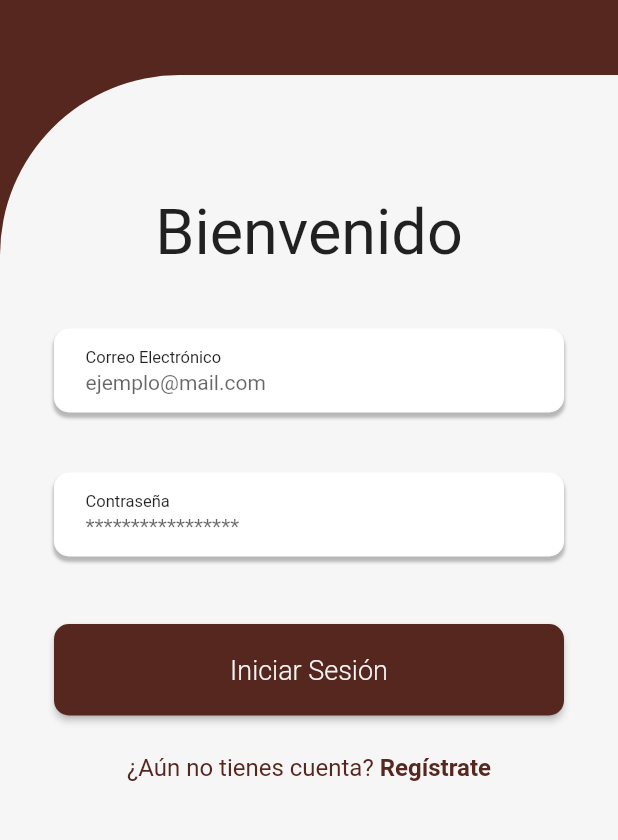
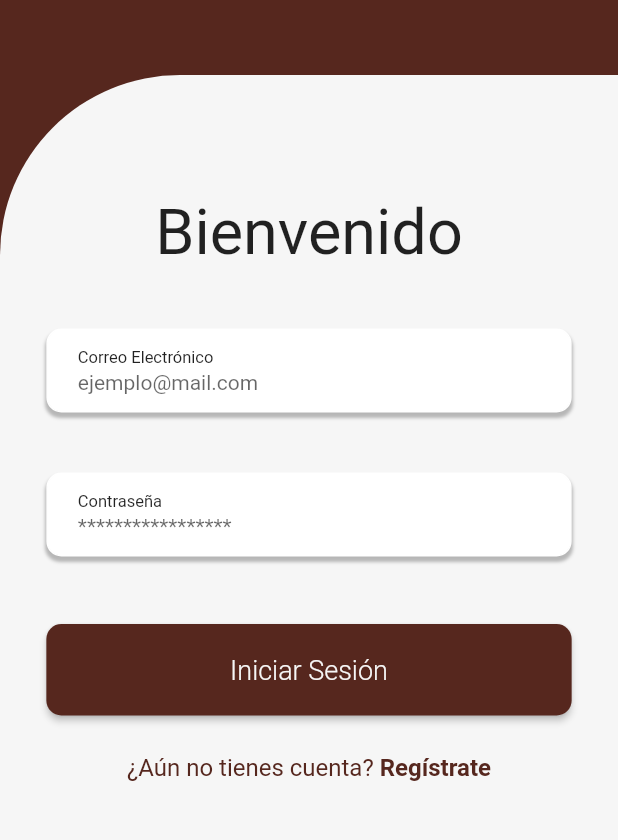
Before and after one commit to fjdevel/AgapeJobApp, a Flutter app: the screen it shows after launch, on a phone screen of 412 x 824 dp, the part 270-1110 px from its top. Run offline on Flutter 3.47's test engine with Material 2 defaults, Android fonts, the light colour scheme and no system bars.

Commit message:
un mensaje

```diff
--- a/agape_job_app/lib/widget/login/emaillogin.dart
+++ b/agape_job_app/lib/widget/login/emaillogin.dart
@@ -13,7 +13,7 @@ class _EmailLoginState extends State<EmailLogin> {
       margin: EdgeInsets.only(
           top: 40
       ),
-      width: 340,
+      width: MediaQuery.of(context).size.width * 0.85,
       decoration: BoxDecoration(
           color: Colors.white,
           border: Border.all(
--- a/agape_job_app/lib/widget/login/loginbutton.dart
+++ b/agape_job_app/lib/widget/login/loginbutton.dart
@@ -13,7 +13,7 @@ class _LoginButtonState extends State<LoginButton> {
     return Container(
       margin: EdgeInsets.only(top: 20),
       padding: EdgeInsets.symmetric(vertical: 25),
-      width: 340,
+      width: MediaQuery.of(context).size.width * 0.85,
       child: RaisedButton(
         onPressed: () => print('Login Pressed'),
         padding: EdgeInsets.all(20),
--- a/agape_job_app/lib/widget/login/passwordlogin.dart
+++ b/agape_job_app/lib/widget/login/passwordlogin.dart
@@ -13,7 +13,7 @@ class _PasswordLoginState extends State<PasswordLogin> {
       margin: EdgeInsets.only(
           top: 40
       ),
-      width: 340,
+      width: MediaQuery.of(context).size.width * 0.85,
       decoration: BoxDecoration(
           color: Colors.white,
           border: Border.all(
```
